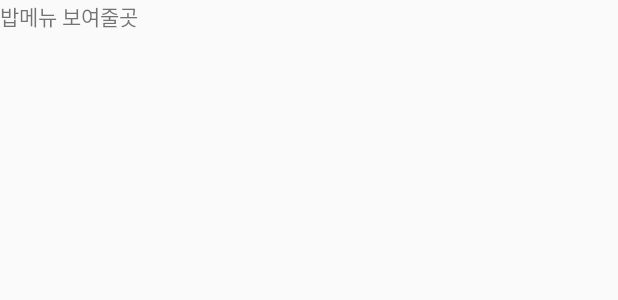
After one commit to Leewonkyung/SOMATE, an Android app: the layout activity_rice.xml on its own in the app's theme, with its tools: preview values and no code run, on a phone screen of 412 x 824 dp. The commit adds this screen. Shown: the top 300 px of the screen. Run offline under Robolectric (Android 15) with nearby library versions, the phone set to English and light mode, and no system bars.

Commit message:
카테고리 Activity 전환
카테고리별 Activity 추가하려고 만듬

```diff
--- a/CookCook/app/src/main/AndroidManifest.xml
+++ b/CookCook/app/src/main/AndroidManifest.xml
@@ -22,6 +22,7 @@
         <activity android:name=".MainActivity2"/>
         <activity android:name=".StepActivity"/>
         <activity android:name=".ReadActivity"/>
+        <activity android:name=".RiceActivity"/>
 
 
 
--- /dev/null
+++ b/CookCook/app/src/main/res/layout/activity_rice.xml
@@ -0,0 +1,10 @@
+<?xml version="1.0" encoding="utf-8"?>
+<LinearLayout xmlns:android="http://schemas.android.com/apk/res/android"
+    android:orientation="vertical" android:layout_width="match_parent"
+    android:layout_height="match_parent">
+    <TextView
+        android:layout_width="wrap_content"
+        android:layout_height="wrap_content"
+        android:text="밥메뉴 보여줄곳 "/>
+
+</LinearLayout>
```
Also changed, not shown: CookCook/app/src/main/java/com/example/s/cookcook/CategoriActivity.java (+17 -1 lines), CookCook/app/src/main/java/com/example/s/cookcook/RiceActivity.java (added, +15 -0 lines).
